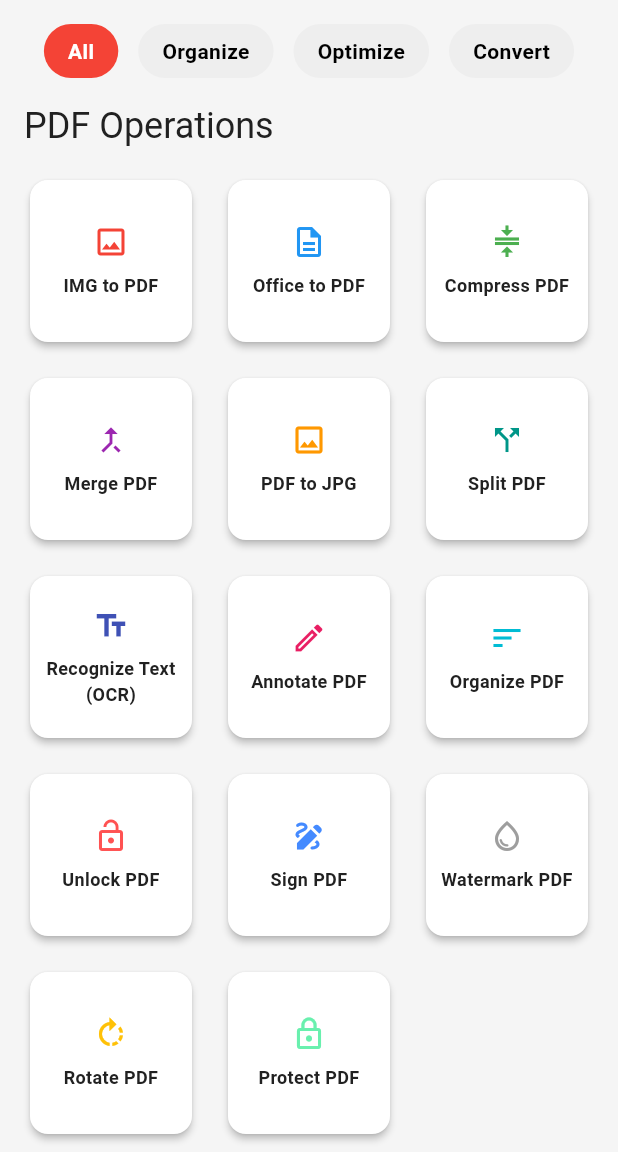
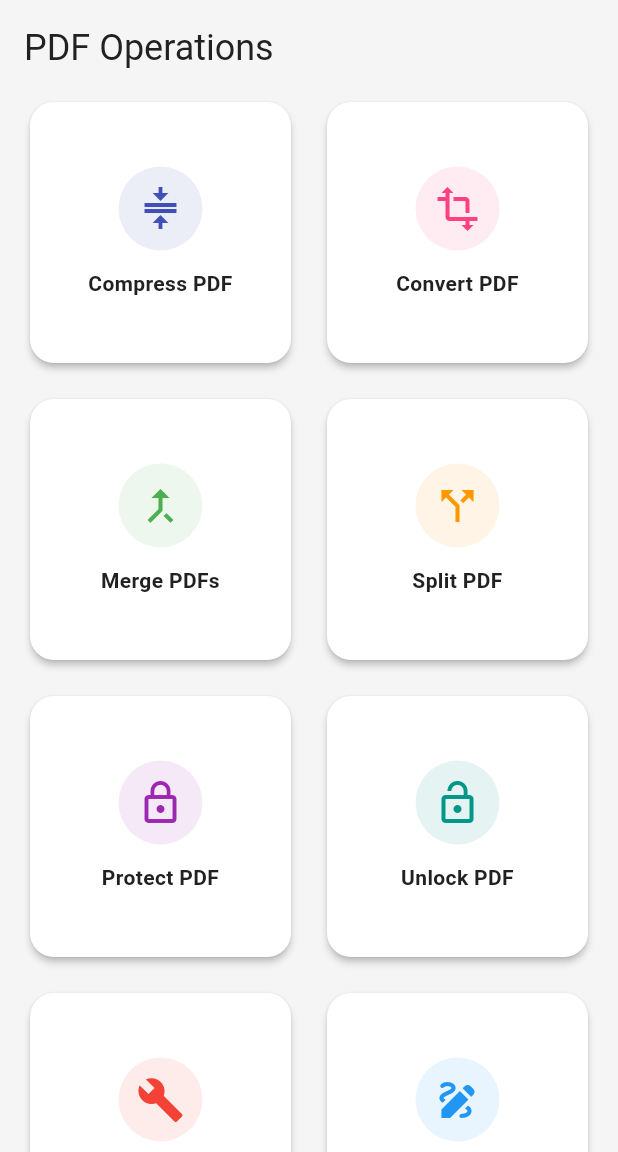
Before and after one commit to Caqil/megapdf_flutter_client, a Flutter app: the screen it shows after launch, on a phone screen of 412 x 824 dp, the part 84-1236 px from its top. Run offline on Flutter 3.47's test engine with Material 3 defaults, Android fonts, the phone set to English and light mode, and no system bars; our stand-ins replace device_info_plus, dio, equatable, file_picker, flutter_dotenv, flutter_riverpod and 7 more; missing offline and left inert: flutter_file_dialog, syncfusion_flutter_pdfviewer, syncfusion_flutter_signaturepad.

Commit message:
update 2

```diff
--- a/lib/core/constants/api_constants.dart
+++ b/lib/core/constants/api_constants.dart
@@ -7,7 +7,8 @@ class ApiConstants {
   static String get baseUrl =>
       dotenv.env['API_BASE_URL'] ?? 'https://megapdf.com';
   static String get apiUrl => '$baseUrl/api';
-
+  static const String apiKey =
+      "sk_53e7d4716d971f09955b56ef33ac1a0f8b6d2bb8076d0fbb";
   // Endpoints
   static const String login = '/auth/login';
   static const String register = '/auth/register';
@@ -68,7 +69,6 @@ class ApiConstants {
   // Headers
   static const String contentType = 'Content-Type';
   static const String accept = 'Accept';
-  static const String apiKey = 'x-api-key';
 
   // Content Types
   static const String applicationJson = 'application/json';
--- a/lib/data/api/api_client.dart
+++ b/lib/data/api/api_client.dart
@@ -23,10 +23,10 @@ class ApiClient {
         responseType: ResponseType.json,
         headers: {
           ApiConstants.accept: ApiConstants.applicationJson,
+          'x-api-key': ApiConstants.apiKey,
         },
       ),
     );
-
 
     // Add logging interceptor only in debug mode
     if (kDebugMode) {
--- a/lib/main.dart
+++ b/lib/main.dart
@@ -1,31 +1,21 @@
 // lib/main.dart
 
 import 'package:flutter/material.dart';
+import 'package:flutter_dotenv/flutter_dotenv.dart';
 import 'package:flutter_riverpod/flutter_riverpod.dart';
 import 'package:megapdf_flutter_client/app.dart';
 import 'package:megapdf_flutter_client/core/utils/file_utils.dart';
-import 'package:permission_handler/permission_handler.dart';
 
 void main() async {
   // Ensure Flutter widgets are initialized
   WidgetsFlutterBinding.ensureInitialized();
 
   // Load environment variables
-  // await dotenv.load(fileName: '.env');
+  await dotenv.load(fileName: '.env');
 
   // Clean up any leftover temporary files
   await FileUtils.cleanupTempFiles();
-  final permissions = [Permission.storage, Permission.camera];
-  for (var permission in permissions) {
-    if (await permission.isDenied) {
-      var result = await permission.request();
-      if (result.isPermanentlyDenied) {
-        await openAppSettings();
-      } else if (result.isDenied) {
-        // Optionally show a dialog explaining why the permission is needed
-      }
-    }
-  }
+
   // Run the app with Riverpod provider scope
   runApp(
     const ProviderScope(
--- a/lib/presentation/screens/home/home_screen.dart
+++ b/lib/presentation/screens/home/home_screen.dart
@@ -24,49 +24,20 @@ class HomeScreen extends ConsumerWidget {
         child: Column(
           crossAxisAlignment: CrossAxisAlignment.start,
           children: [
-            // Top row of buttons
-            Row(
-              mainAxisAlignment: MainAxisAlignment.spaceEvenly,
-              children: [
-                _TopButton(label: 'All', isSelected: true),
-                _TopButton(label: 'Organize', isSelected: false),
-                _TopButton(label: 'Optimize', isSelected: false),
-                _TopButton(label: 'Convert', isSelected: false),
-              ],
-            ),
-            const SizedBox(height: 16),
             Text(
               'PDF Operations',
               style: Theme.of(context).textTheme.headlineSmall,
             ),
             const SizedBox(height: 16),
             const _OperationsGrid(),
+            const SizedBox(height: 32),
+            Text(
+              'Recent Operations',
+              style: Theme.of(context).textTheme.headlineSmall,
+            ),
+            const SizedBox(height: 16),
+            const _RecentOperations(),
           ],
-        ),
-      ),
-    );
-  }
-}
-
-class _TopButton extends StatelessWidget {
-  final String label;
-  final bool isSelected;
-
-  const _TopButton({required this.label, required this.isSelected});
-
-  @override
-  Widget build(BuildContext context) {
-    return Container(
-      padding: const EdgeInsets.symmetric(horizontal: 16, vertical: 8),
-      decoration: BoxDecoration(
-        color: isSelected ? Colors.red : Colors.grey.shade200,
-        borderRadius: BorderRadius.circular(20),
-      ),
-      child: Text(
-        label,
-        style: TextStyle(
-          color: isSelected ? Colors.white : Colors.black,
-          fontWeight: FontWeight.bold,
         ),
       ),
     );
@@ -79,97 +50,59 @@ class _OperationsGrid extends StatelessWidget {
   @override
   Widget build(BuildContext context) {
     return GridView.count(
-      crossAxisCount: 3, // Updated to 3 columns as per the image
+      crossAxisCount: MediaQuery.of(context).size.width > 600 ? 4 : 2,
       shrinkWrap: true,
       physics: const NeverScrollableScrollPhysics(),
       mainAxisSpacing: 16,
       crossAxisSpacing: 16,
-      childAspectRatio: 1, // Make the cards more square
       children: [
         _OperationCard(
-          title: 'IMG to PDF',
-          icon: Icons.image_outlined,
-          color: Colors.red,
-          onTap: () =>
-              context.push(RouteNames.convertPath), // Update path as needed
+          title: 'Compress PDF',
+          icon: Icons.compress,
+          color: AppColors.primary,
+          onTap: () => context.push(RouteNames.compressPath),
         ),
         _OperationCard(
-          title: 'Office to PDF',
-          icon: Icons.description_outlined,
-          color: Colors.blue,
+          title: 'Convert PDF',
+          icon: Icons.transform,
+          color: AppColors.secondary,
           onTap: () => context.push(RouteNames.convertPath),
         ),
         _OperationCard(
-          title: 'Compress PDF',
-          icon: Icons.compress,
+          title: 'Merge PDFs',
+          icon: Icons.merge_type,
           color: Colors.green,
-          onTap: () => context.push(RouteNames.compressPath),
-        ),
-        _OperationCard(
-          title: 'Merge PDF',
-          icon: Icons.merge_type,
-          color: Colors.purple,
           onTap: () => context.push(RouteNames.mergePath),
-        ),
-        _OperationCard(
-          title: 'PDF to JPG',
-          icon: Icons.image_outlined,
-          color: Colors.orange,
-          onTap: () => context.push(RouteNames.convertPath),
         ),
         _OperationCard(
           title: 'Split PDF',
           icon: Icons.call_split,
-          color: Colors.teal,
+          color: Colors.orange,
           onTap: () => context.push(RouteNames.splitPath),
         ),
         _OperationCard(
-          title: 'Recognize Text (OCR)',
-          icon: Icons.text_fields,
-          color: Colors.indigo,
-          onTap: () => context.push(RouteNames.convertPath),
-        ),
-        _OperationCard(
-          title: 'Annotate PDF',
-          icon: Icons.edit_outlined,
-          color: Colors.pink,
-          onTap: () => context.push(RouteNames.signPath),
-        ),
-        _OperationCard(
-          title: 'Organize PDF',
-          icon: Icons.sort,
-          color: Colors.cyan,
-          onTap: () => context.push(RouteNames.mergePath),
+          title: 'Protect PDF',
+          icon: Icons.lock_outline,
+          color: Colors.purple,
+          onTap: () => context.push(RouteNames.protectPath),
         ),
         _OperationCard(
           title: 'Unlock PDF',
           icon: Icons.lock_open,
-          color: Colors.redAccent,
+          color: Colors.teal,
           onTap: () => context.push(RouteNames.unlockPath),
+        ),
+        _OperationCard(
+          title: 'Repair PDF',
+          icon: Icons.build,
+          color: Colors.red,
+          onTap: () => context.push(RouteNames.repairPath),
         ),
         _OperationCard(
           title: 'Sign PDF',
           icon: Icons.draw,
-          color: Colors.blueAccent,
+          color: Colors.blue,
           onTap: () => context.push(RouteNames.signPath),
-        ),
-        _OperationCard(
-          title: 'Watermark PDF',
-          icon: Icons.water_drop_outlined,
-          color: Colors.grey,
-          onTap: () => context.push(RouteNames.protectPath),
-        ),
-        _OperationCard(
-          title: 'Rotate PDF',
-          icon: Icons.rotate_right,
-          color: Colors.amber,
-          onTap: () => context.push(RouteNames.rotatePath),
-        ),
-        _OperationCard(
-          title: 'Protect PDF',
-          icon: Icons.lock_outline,
-          color: Colors.greenAccent,
-          onTap: () => context.push(RouteNames.protectPath),
         ),
       ],
     );
@@ -194,28 +127,34 @@ class _OperationCard extends StatelessWidget {
     return Card(
       elevation: 2,
       shape: RoundedRectangleBorder(
-        borderRadius: BorderRadius.circular(12), // Slightly smaller radius
+        borderRadius: BorderRadius.circular(16),
       ),
       clipBehavior: Clip.antiAlias,
       child: InkWell(
         onTap: onTap,
         child: Padding(
-          padding: const EdgeInsets.all(8),
+          padding: const EdgeInsets.all(16),
           child: Column(
             mainAxisAlignment: MainAxisAlignment.center,
             children: [
-              Icon(
-                icon,
-                color: color,
-                size: 24, // Smaller icon size to match the image
+              Container(
+                padding: const EdgeInsets.all(12),
+                decoration: BoxDecoration(
+                  color: color.withOpacity(0.1),
+                  shape: BoxShape.circle,
+                ),
+                child: Icon(
+                  icon,
+                  color: color,
+                  size: 32,
+                ),
               ),
-              const SizedBox(height: 8),
+              const SizedBox(height: 12),
               Text(
                 title,
                 textAlign: TextAlign.center,
                 style: const TextStyle(
-                  fontSize: 12, // Smaller font size
-                  fontWeight: FontWeight.w600,
+                  fontWeight: FontWeight.bold,
                 ),
               ),
             ],
@@ -225,3 +164,27 @@ class _OperationCard extends StatelessWidget {
     );
   }
 }
+
+class _RecentOperations extends StatelessWidget {
+  const _RecentOperations();
+
+  @override
+  Widget build(BuildContext context) {
+    // This would normally fetch from a provider or service
+    // For now, we'll use a placeholder
+    return Container(
+      width: double.infinity,
+      height: 150,
+      decoration: BoxDecoration(
+        color: Theme.of(context).colorScheme.surface,
+        borderRadius: BorderRadius.circular(16),
+        border: Border.all(
+          color: Theme.of(context).colorScheme.onSurface.withOpacity(0.1),
+        ),
+      ),
+      child: const Center(
+        child: Text("You don't have any recent operations"),
+      ),
+    );
+  }
+}
--- a/lib/providers/compress_provider.dart
+++ b/lib/providers/compress_provider.dart
@@ -1,5 +1,6 @@
 // lib/providers/compress_provider.dart
 
+import 'dart:io';
 import 'package:flutter_riverpod/flutter_riverpod.dart';
 import 'package:megapdf_flutter_client/core/error/app_error.dart';
 import 'package:megapdf_flutter_client/data/api/api_client.dart';
--- a/lib/providers/pdf_provider.dart
+++ b/lib/providers/pdf_provider.dart
@@ -8,7 +8,6 @@ import 'package:megapdf_flutter_client/data/models/api_response.dart';
 import 'package:megapdf_flutter_client/data/models/pdf_file.dart';
 import 'package:megapdf_flutter_client/data/repositories/pdf_repository.dart';
 import 'package:megapdf_flutter_client/data/services/file_service.dart';
-import 'package:megapdf_flutter_client/providers/file_service_provider.dart';
 
 // Main PDF state
 class PdfState {
@@ -233,9 +232,6 @@ class ApiServiceImpl implements ApiService {
 
   ApiServiceImpl({required ApiClient apiClient}) : _apiClient = apiClient;
 
-  // Implement all ApiService methods...
-  // For brevity, I'm not implementing all methods as they would follow a similar pattern
-
   @override
   Future<ApiResponse<dynamic>> getPdfInfo({required File file}) async {
     try {
```
Also changed, not shown: 1 other file.
